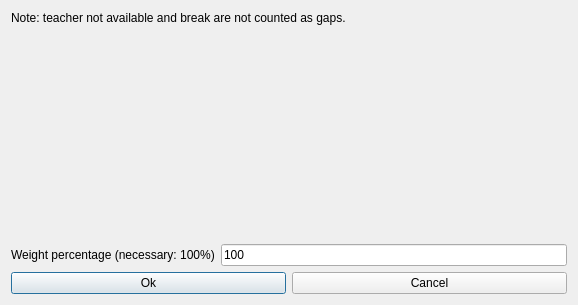
Above: fet/src/interface/modifyconstraintteachersmaxzerogapsperafternoonform_template.ui from vonmecheln/fet before the change. Below: the same form after it.
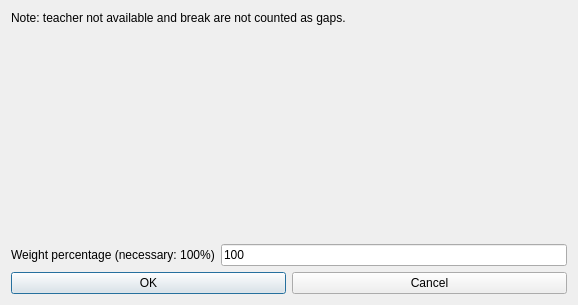
That is the form after the change.

Diff of the .ui file:
```diff
--- a/fet/src/interface/modifyconstraintteachersmaxzerogapsperafternoonform_template.ui
+++ b/fet/src/interface/modifyconstraintteachersmaxzerogapsperafternoonform_template.ui
@@ -84,7 +84,7 @@
      <item>
       <widget class="QPushButton" name="okPushButton">
        <property name="text">
-        <string>Ok</string>
+        <string>OK</string>
        </property>
       </widget>
      </item>
```
